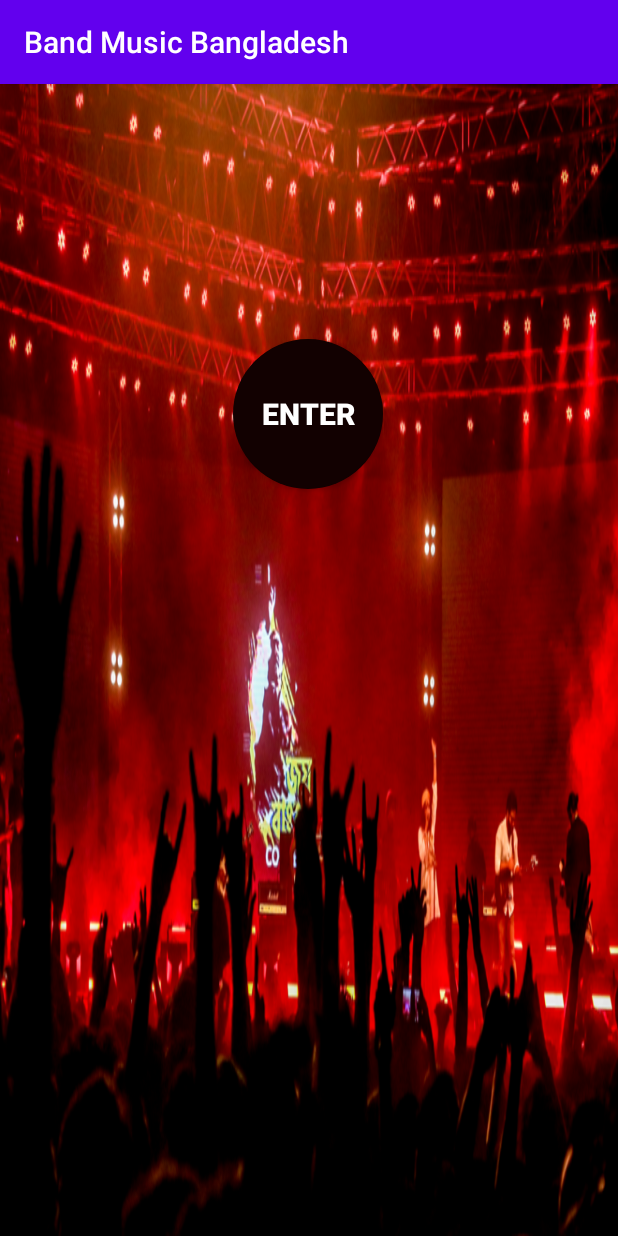
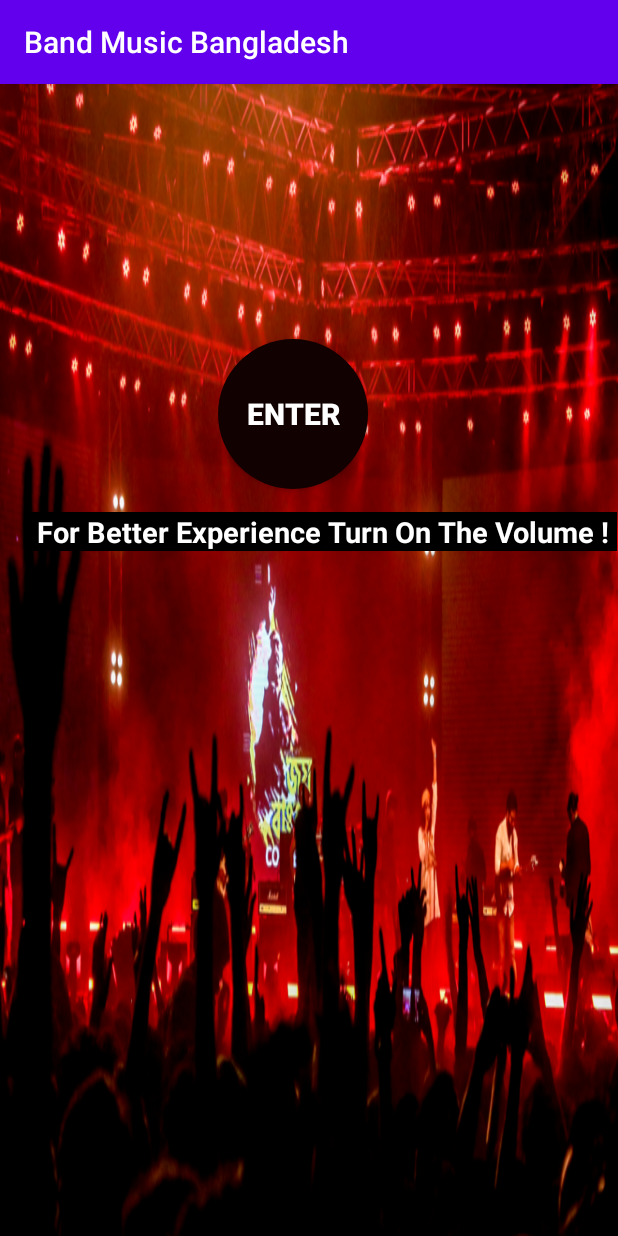
Before and after one commit to shaiufpritul/BDBands, an Android app: the screen it shows after launch (MainActivity), on a phone screen of 412 x 824 dp. Run offline under Robolectric (Android 15) with nearby library versions, the phone set to English and light mode, and no system bars.

Commit message:
made some changes

```diff
--- a/app/src/main/java/com/example/myapplication/inter_activity.java
+++ b/app/src/main/java/com/example/myapplication/inter_activity.java
@@ -112,4 +112,12 @@ public class inter_activity extends AppCompatActivity implements View.OnClickLis
         }
 
     }
+    public void stop(View v) {
+        player.stop();
+    }
+    protected void onStop() {
+        super.onStop();
+        player.stop();
+
+    }
 }
--- a/app/src/main/res/layout/activity_main.xml
+++ b/app/src/main/res/layout/activity_main.xml
@@ -7,14 +7,25 @@
     android:background="@drawable/cov"
     tools:context=".MainActivity">
 
-
+<TextView
+    android:layout_width="wrap_content"
+    android:layout_height="wrap_content"
+    android:text=" For Better Experience Turn On The Volume ! "
+    android:textSize="19dp"
+    android:textStyle="bold"
+    android:background="#000000"
+    android:textColor="#FFFFFF"
+    android:layout_marginLeft="20dp"
+    android:layout_marginTop="15dp"
+    android:layout_below="@+id/entryButtonId"
+    />
 
     <Button
         android:id="@+id/entryButtonId"
         android:layout_width="100dp"
         android:layout_height="100dp"
         android:layout_marginTop="170dp"
-       android:layout_marginLeft="155dp"
+       android:layout_marginLeft="145dp"
         android:background="@drawable/custom"
         android:text="@string/entry_button"
         android:textColor="#FFFFFF"
```
